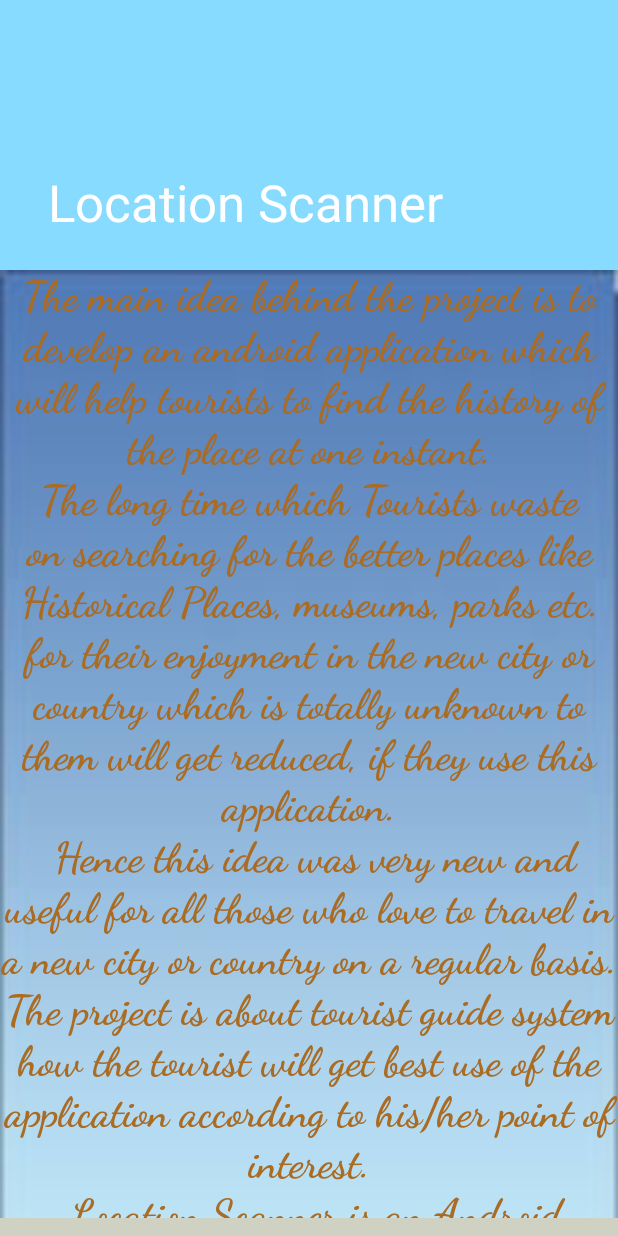
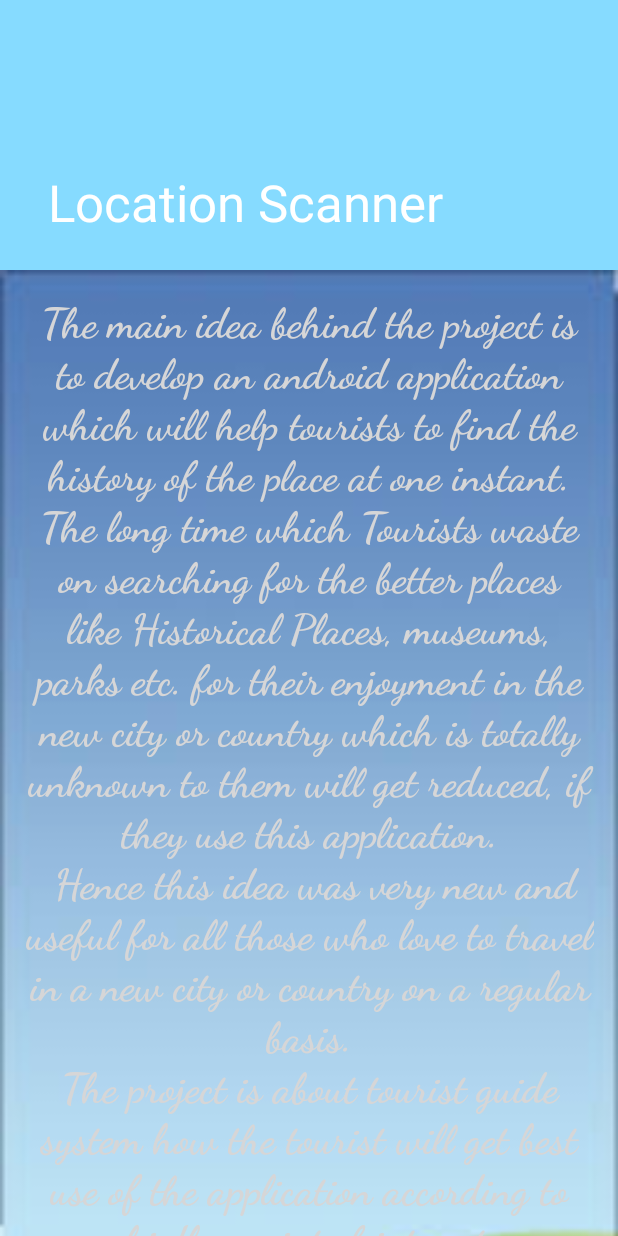
Before and after one commit to meetrahul64/QR_Based_location_scanner, an Android app: the AboutActivity screen opened directly, with no data from a screen before it, on a phone screen of 412 x 824 dp. Run offline under Robolectric (Android 15) with nearby library versions, the phone set to English and light mode, and no system bars; our stand-ins replace sdp/ssp sizes.

Commit message:
about us
layout changes.

```diff
--- a/Android_project/app/src/main/java/trainedge/android_project/QRLocationDetails.java
+++ b/Android_project/app/src/main/java/trainedge/android_project/QRLocationDetails.java
@@ -20,7 +20,7 @@ import com.google.firebase.database.FirebaseDatabase;
 import com.google.firebase.database.ValueEventListener;
 import com.squareup.picasso.Picasso;
 
-public class QRLocationDetails extends AppCompatActivity {
+public class QRLocationDetails extends AppCompatActivity implements View.OnClickListener {
 
     private TextView tvAddress;
     private TextView tvLat;
@@ -29,6 +29,7 @@ public class QRLocationDetails extends AppCompatActivity {
     private TextView tvWiki;
     private ImageView ivPhoto1;
     private ImageView ivPhoto2;
+    private FloatingActionButton fab;
 
     @Override
     protected void onCreate(Bundle savedInstanceState) {
@@ -46,6 +47,8 @@ public class QRLocationDetails extends AppCompatActivity {
         tvWiki = (TextView) findViewById(R.id.id_wiki_link);
         ivPhoto1 = (ImageView) findViewById(R.id.id_pic1);
         ivPhoto2 = (ImageView) findViewById(R.id.id_pic2);
+        fab = (FloatingActionButton) findViewById(R.id.fab);
+        fab.setOnClickListener(this);
     }
 
     private void loadData() {
@@ -54,6 +57,7 @@ public class QRLocationDetails extends AppCompatActivity {
         String id = extras.getString("trainedge.android_project.id");
         long timestamp = extras.getLong("trainedge.android_project.timestamp");
         getFromDatabase(id);
+
     }
 
     private void getFromDatabase(String id) {
@@ -63,13 +67,12 @@ public class QRLocationDetails extends AppCompatActivity {
             public void onDataChange(DataSnapshot dataSnapshot) {
                 if (dataSnapshot.hasChildren()) {
                     String address = dataSnapshot.child("address").getValue(String.class);
-                    try{
+                    try {
                         String lat = String.valueOf(dataSnapshot.child("lat").getValue(Double.class));
                         String lng = String.valueOf(dataSnapshot.child("log").getValue(Double.class));
                         tvLat.setText(String.valueOf(lat));
                         tvLog.setText(String.valueOf(lng));
-                    }
-                    catch (Exception e){
+                    } catch (Exception e) {
 
                     }
                     String main_link = dataSnapshot.child("main_link").getValue(String.class);
@@ -90,4 +93,21 @@ public class QRLocationDetails extends AppCompatActivity {
             }
         });
     }
+
+    @Override
+    public void onClick(View v) {
+        switch (v.getId()) {
+            case R.id.fab:
+                shareInfo();
+                break;
+        }
+    }
+
+    private void shareInfo() {
+        Intent sendIntent = new Intent();
+        sendIntent.setAction(Intent.ACTION_SEND);
+        sendIntent.putExtra(Intent.EXTRA_TEXT, "i m already ");
+        sendIntent.setType("text/plain");
+        startActivity(sendIntent);
+    }
 }
--- a/Android_project/app/src/main/res/layout/content_about.xml
+++ b/Android_project/app/src/main/res/layout/content_about.xml
@@ -9,7 +9,8 @@
     tools:context="trainedge.android_project.AboutActivity"
     tools:showIn="@layout/about">
 
-    <RelativeLayout
+    <LinearLayout
+        android:orientation="vertical"
         android:layout_width="match_parent"
         android:layout_height="match_parent">
 
@@ -17,19 +18,21 @@
             android:id="@+id/textView7"
             android:layout_width="wrap_content"
             android:layout_height="wrap_content"
+            android:layout_alignParentTop="true"
+            android:layout_centerHorizontal="true"
+            android:layout_marginLeft="@dimen/text_margin"
+            android:layout_marginRight="@dimen/text_margin"
+            android:layout_marginTop="18dp"
             android:fontFamily="cursive"
             android:text="@string/large_text"
             android:textAlignment="center"
-            android:textColor="#aa6b23"
+            android:textColor="@color/viewfinder_laser"
             android:textSize="28sp"
-            android:textStyle="bold"
-            android:layout_alignParentTop="true"
-            android:layout_alignParentLeft="true"
-            android:layout_alignParentStart="true" />
+            android:textStyle="bold" />
 
         <TextView
             android:id="@+id/textView10"
-            android:layout_width="100dp"
+            android:layout_width="match_parent"
             android:layout_height="wrap_content"
 
             android:layout_below="@+id/textView7"
@@ -38,18 +41,15 @@
             android:fontFamily="sans-serif"
             android:text="Thank You !!"
             android:textAlignment="center"
-            android:textColor="@android:color/background_dark"
+            android:textColor="@color/viewfinder_laser"
             android:textSize="25sp"
             android:textStyle="bold" />
 
-        <FrameLayout
+        <RelativeLayout
+            android:orientation="vertical"
             android:layout_width="match_parent"
             android:layout_height="match_parent"
-            android:layout_marginTop="632dp"
-            android:background="#cfd2c3"
-            android:layout_alignTop="@+id/textView7"
-            android:layout_alignParentLeft="true"
-            android:layout_alignParentStart="true">
+            android:background="#cfd2c3">
 
             <TextView
                 android:id="@+id/textView9"
@@ -59,7 +59,7 @@
                 android:layout_marginLeft="15dp"
                 android:layout_marginTop="20dp"
                 android:fontFamily="serif"
-                android:text="About Developer"
+                android:text="About Developer:"
                 android:textColor="@android:color/holo_red_light"
                 android:textSize="20dp"
 
@@ -69,22 +69,22 @@
                 android:id="@+id/imageView4"
                 android:layout_width="100dp"
                 android:layout_height="100dp"
-                android:layout_alignTop="@+id/textView6"
+
                 android:layout_marginLeft="100dp"
                 android:layout_marginRight="@dimen/_4sdp"
                 android:layout_marginStart="6dp"
-                android:layout_marginTop="64dp"
-                app:srcCompat="@drawable/mypic2" />
+                android:layout_marginTop="60dp"
+                app:srcCompat="@drawable/mypic" />
 
             <TextView
                 android:id="@+id/textView8"
                 android:layout_width="wrap_content"
                 android:layout_height="wrap_content"
                 android:layout_marginLeft="130dp"
-                android:layout_marginTop="70dp"
+                android:layout_marginTop="50dp"
                 android:fontFamily="cursive"
                 android:text="Rahul Mehta"
-                android:textColor="@android:color/holo_green_dark"
+                android:textColor="@android:color/holo_orange_dark"
                 android:textSize="28sp"
                 android:textStyle="bold" />
 
@@ -93,9 +93,10 @@
                 android:layout_width="wrap_content"
                 android:layout_height="wrap_content"
                 android:layout_marginLeft="130dp"
-                android:layout_marginTop="100dp"
-                android:text="BCA"
+                android:layout_marginTop="90dp"
+                android:text="BCA(major project)"
                 android:textAlignment="center"
+                android:textColor="@color/viewfinder_laser"
                 android:textSize="15sp"
                 android:textStyle="bold" />
 
@@ -105,14 +106,14 @@
                 android:layout_height="wrap_content"
                 android:layout_marginLeft="130dp"
                 android:layout_marginTop="120dp"
+                android:autoLink="email"
                 android:drawableLeft="@drawable/ic_email_black_24dp"
                 android:fontFamily="sans-serif"
                 android:text="meetrahul64@gmail.com"
-                android:textColor="#fff"
-                android:textColorLink="@color/viewfinder_laser"
+                android:textColor="@color/viewfinder_laser"
                 android:textSize="14sp"
                 android:textStyle="bold" />
-        </FrameLayout>
+        </RelativeLayout>
 
-    </RelativeLayout>
+    </LinearLayout>
 </android.support.v4.widget.NestedScrollView>
```
